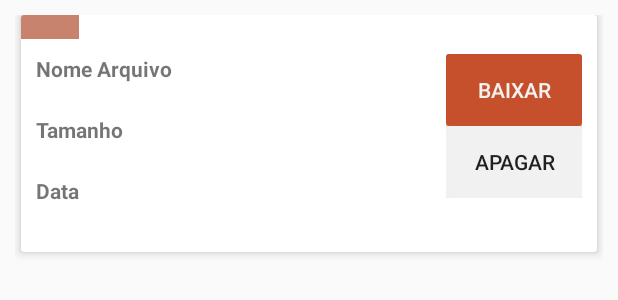
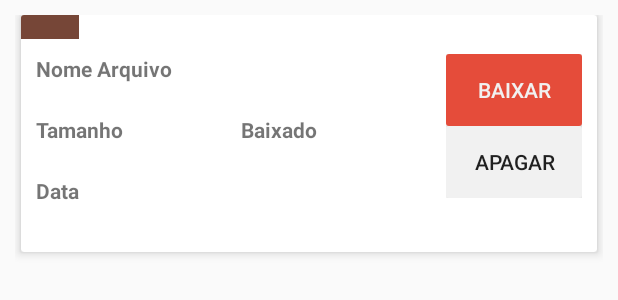
Before and after one commit to vicenteconceicao/Pocone-Torrent, an Android app: the layout item_shared_file.xml on its own in the app's theme, with its tools: preview values and no code run, on a phone screen of 412 x 824 dp. Shown: the top 300 px of the screen. Run offline under Robolectric (Android 15) with nearby library versions, the phone set to English and light mode, and no system bars.

Commit message:
Correção de bugs Adicionando barra de progresso animada

```diff
--- a/app/src/main/AndroidManifest.xml
+++ b/app/src/main/AndroidManifest.xml
@@ -10,7 +10,7 @@
     <application
         android:name=".PoconeTorrent"
         android:allowBackup="true"
-        android:icon="@mipmap/ic_launcher"
+        android:icon="@mipmap/ic_launcher_second"
         android:label="@string/app_name"
         android:roundIcon="@drawable/capivara_logo"
         android:supportsRtl="true"
--- a/app/src/main/java/model/SharedFileAdapter.java
+++ b/app/src/main/java/model/SharedFileAdapter.java
@@ -13,6 +13,7 @@ import android.widget.ProgressBar;
 import android.widget.TextView;
 import android.widget.Toast;
 
+import java.io.File;
 import java.util.ArrayList;
 
 import br.ic.ufmt.quick.PoconeTorrent;
@@ -45,6 +46,7 @@ public class SharedFileAdapter extends ArrayAdapter<SharedFile> {
         // Lookup view for data population
         TextView sharedFileName = (TextView) convertView.findViewById(R.id.filename);
         TextView sharedFileSize = (TextView) convertView.findViewById(R.id.size);
+        TextView sharedFileSizeDownload = (TextView) convertView.findViewById(R.id.sizeDownloaded);
         TextView sharedFileData = (TextView) convertView.findViewById(R.id.date);
 
         //Looup view for event population
@@ -53,7 +55,9 @@ public class SharedFileAdapter extends ArrayAdapter<SharedFile> {
 
         // Populate the data into the progressbar
         progressBar.setMax(sharedFile.getSize());
-        progressBar.setProgress(sharedFile.getSize()-1000,true);
+
+        //Verificar se é temp para abrir uma thread
+        progressBar.setProgress((int) new File(sharedFile.getFilename()).length());
 
         // Populate the data into the template view using the data object
         sharedFileName.setText(sharedFile.getFilename());
--- a/app/src/main/java/model/Tracker.java
+++ b/app/src/main/java/model/Tracker.java
@@ -5,6 +5,6 @@ package model;
  */
 
 public class Tracker {
-    public static String trackerAddress = "192.168.7.65";
+    public static String trackerAddress = "192.168.137.100";
     public static int trackerPort = 5000;
 }
--- a/app/src/main/res/drawable/progress_bar.xml
+++ b/app/src/main/res/drawable/progress_bar.xml
@@ -6,9 +6,8 @@
         <clip>
 
             <shape>
-                <solid android:color="@color/colorDanger"/>
+                <solid android:color="@color/webHostBandBrown"/>
             </shape>
-
         </clip>
         <solid android:color="@color/colorSecudary"/>
     </item>
--- a/app/src/main/res/drawable/splash_background.xml
+++ b/app/src/main/res/drawable/splash_background.xml
@@ -2,6 +2,6 @@
 <layer-list xmlns:android="http://schemas.android.com/apk/res/android">
     <item android:drawable="@color/colorPrimary"/>
     <item>
-        <bitmap  android:gravity="center" android:src="@drawable/capivara_logo" />
+        <bitmap  android:gravity="center" android:src="@mipmap/ic_launcher_second" />
     </item>
 </layer-list>
--- a/app/src/main/res/layout/activity_main.xml
+++ b/app/src/main/res/layout/activity_main.xml
@@ -17,7 +17,7 @@
         <ImageView
             android:layout_width="match_parent"
             android:layout_height="wrap_content"
-            android:src="@drawable/capivara_logo"
+            android:src="@mipmap/ic_launcher_second"
             android:layout_margin="10dp"
             android:layout_weight="6"/>
 
--- a/app/src/main/res/layout/item_shared_file.xml
+++ b/app/src/main/res/layout/item_shared_file.xml
@@ -54,8 +54,21 @@
                         android:layout_height="wrap_content"
                         android:layout_marginBottom="2dp"/>
 
+
+
+                    <LinearLayout
+                        android:layout_width="match_parent"
+                        android:layout_height="wrap_content"
+                        android:orientation="horizontal">
+
+                        <LinearLayout
+                            android:layout_width="match_parent"
+                            android:layout_height="wrap_content"
+                            android:layout_weight="1"
+                            android:orientation="vertical">
+
                             <TextView
-                        android:layout_width="match_parent"
+                                android:layout_width="wrap_content"
                                 android:layout_height="wrap_content"
                                 android:text="Tamanho"
                                 android:textStyle="bold"/>
@@ -65,6 +78,32 @@
                                 android:layout_width="wrap_content"
                                 android:layout_height="wrap_content"
                                 android:layout_marginBottom="2dp"/>
+
+                        </LinearLayout>
+
+                        <LinearLayout
+                            android:layout_width="match_parent"
+                            android:layout_height="wrap_content"
+                            android:layout_weight="1"
+                            android:orientation="vertical">
+
+                            <TextView
+                                android:layout_width="wrap_content"
+                                android:layout_height="wrap_content"
+                                android:text="Baixado"
+                                android:textStyle="bold"/>
+
+                            <TextView
+                                android:id="@+id/sizeDownloaded"
+                                android:layout_width="wrap_content"
+                                android:layout_height="wrap_content"
+                                android:layout_marginBottom="2dp"/>
+
+                        </LinearLayout>
+
+
+                    </LinearLayout>
+
 
                     <TextView
                         android:layout_width="match_parent"
@@ -77,6 +116,8 @@
                         android:layout_width="wrap_content"
                         android:layout_height="wrap_content"
                         android:layout_marginBottom="2dp"/>
+
+
             </LinearLayout>
             <LinearLayout
                 android:layout_width="match_parent"
--- a/app/src/main/res/values/colors.xml
+++ b/app/src/main/res/values/colors.xml
@@ -1,8 +1,8 @@
 <?xml version="1.0" encoding="utf-8"?>
 <resources>
-    <color name="colorPrimary">#C6502C</color>
+    <color name="colorPrimary">#e54c3a</color>
     <color name="colorPrimaryDark">#221D19</color>
-    <color name="colorBackground">#E6E5E1</color>
+    <color name="colorBackground">#e1dbd2</color>
     <color name="colorLight">#F1F1F1</color>
 
     <color name="colorAccent">#333745</color>
@@ -17,7 +17,7 @@
     <color name="iceDarkLight">#BBCEDF</color>
 
     <color name="webHostBandLight">#E7F3EF</color>
-    <color name="webHostBandBrown">#8C6429</color>
+    <color name="webHostBandBrown">#764637</color>
     <color name="webHostBandRed">#E24B2C</color>
     <color name="webHostBandDark">#73726D</color>
     <color name="webHostBandBlue">#55C3DC</color>
```
Also changed, not shown: app/src/main/java/br/ic/ufmt/quick/Baixando.java (+17 -1 lines), app/src/main/java/br/ic/ufmt/quick/DownloadInfo.java (+16 -6 lines). Lines whose indentation alone changed are shown as unchanged.
